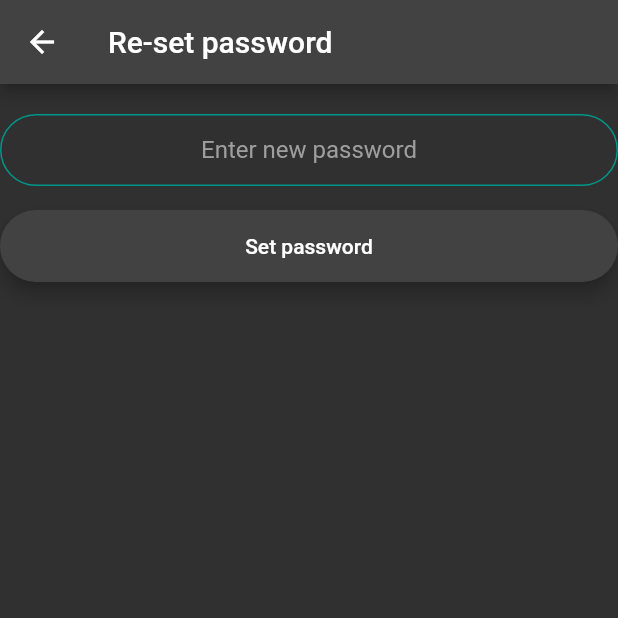
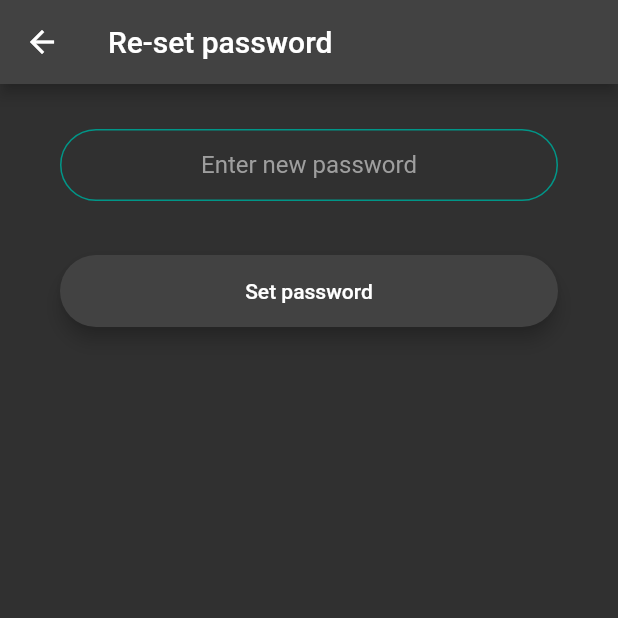
Before and after one commit to PranshuPandya/locus-stolker-app, a Flutter app: the ResetPasswordScreen screen opened by its route, on a phone screen of 412 x 824 dp, the top half of it. Run offline on Flutter 3.47's test engine with Material 2 defaults, Android fonts, the phone set to English and light mode, and no system bars; our stand-ins replace animated_text_kit, cloud_firestore, firebase_auth, firebase_core, firebase_storage, geolocator and 3 more; missing offline and left inert: custom_pop_up_menu; accounts and stored records are empty.

Commit message:
Update reset_password_screen.dart

```diff
--- a/lib/screens/reset_password_screen.dart
+++ b/lib/screens/reset_password_screen.dart
@@ -46,7 +46,12 @@ class _ResetPasswordScreenState extends State<ResetPasswordScreen> {
           SizedBox(
             height: 20.0,
           ),
-          TextField(
+          Padding(
+            padding: EdgeInsets.symmetric(
+              vertical: 10.0,
+              horizontal: 40.0,
+            ),
+            child: TextField(
               keyboardType: TextInputType.emailAddress,
               textAlign: TextAlign.center,
               onChanged: (value) {
@@ -55,7 +60,13 @@ class _ResetPasswordScreenState extends State<ResetPasswordScreen> {
               decoration:
                   kTextFieldDecoration.copyWith(hintText: 'Enter new password'),
             ),
-          RoundedButton(
+          ),
+          Padding(
+            padding: EdgeInsets.symmetric(
+              vertical: 10.0,
+              horizontal: 40.0,
+            ),
+            child: RoundedButton(
               colour: Colors.grey.shade800,
               text: 'Set password',
               onPressed: () {
@@ -67,6 +78,7 @@ class _ResetPasswordScreenState extends State<ResetPasswordScreen> {
                 }
               },
             ),
+          ),
         ],
       ),
     );
```
Lines whose indentation alone changed are shown as unchanged.
